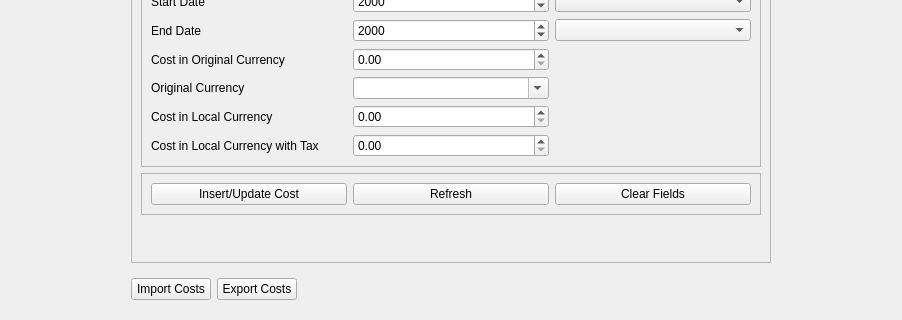
The window that ui/CostsTab.ui (CS-4820-Library-Project/COUNTER-5-Report-Tool-2020-5.0) describes before a commit, drawn with Qt 5; both pictures show x 0 to 902 and y 232 to 552 of the 902 by 552 pixel window.
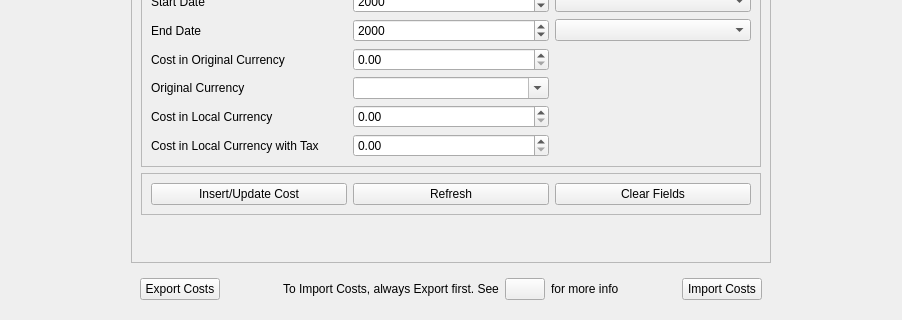
The same window after the commit. Icons and pictures are not drawn.

Patch:
```diff
--- a/ui/CostsTab.ui
+++ b/ui/CostsTab.ui
@@ -347,22 +347,6 @@
       <item>
        <widget class="QFrame" name="frame_6">
         <layout class="QHBoxLayout" name="horizontalLayout_4">
-         <property name="leftMargin">
-          <number>0</number>
-         </property>
-         <item>
-          <widget class="QPushButton" name="costs_import_costs_button">
-           <property name="sizePolicy">
-            <sizepolicy hsizetype="Fixed" vsizetype="Fixed">
-             <horstretch>0</horstretch>
-             <verstretch>0</verstretch>
-            </sizepolicy>
-           </property>
-           <property name="text">
-            <string>Import Costs</string>
-           </property>
-          </widget>
-         </item>
          <item>
           <widget class="QPushButton" name="export_costs_button">
            <property name="sizePolicy">
@@ -389,6 +373,63 @@
            </property>
           </spacer>
          </item>
+         <item>
+          <widget class="QLabel" name="label_4">
+           <property name="text">
+            <string>To Import Costs, always Export first. See</string>
+           </property>
+          </widget>
+         </item>
+         <item>
+          <widget class="QPushButton" name="import_help_button">
+           <property name="sizePolicy">
+            <sizepolicy hsizetype="Fixed" vsizetype="Fixed">
+             <horstretch>0</horstretch>
+             <verstretch>0</verstretch>
+            </sizepolicy>
+           </property>
+           <property name="text">
+            <string/>
+           </property>
+           <property name="icon">
+            <iconset resource="../Resources.qrc">
+             <normaloff>:/ui/resources/help_icon.png</normaloff>:/ui/resources/help_icon.png</iconset>
+           </property>
+          </widget>
+         </item>
+         <item>
+          <widget class="QLabel" name="label_5">
+           <property name="text">
+            <string>for more info</string>
+           </property>
+          </widget>
+         </item>
+         <item>
+          <spacer name="horizontalSpacer_5">
+           <property name="orientation">
+            <enum>Qt::Horizontal</enum>
+           </property>
+           <property name="sizeHint" stdset="0">
+            <size>
+             <width>40</width>
+             <height>20</height>
+            </size>
+           </property>
+          </spacer>
+         </item>
+         <item>
+          <widget class="QPushButton" name="costs_import_costs_button">
+           <property name="sizePolicy">
+            <sizepolicy hsizetype="Fixed" vsizetype="Fixed">
+             <horstretch>0</horstretch>
+             <verstretch>0</verstretch>
+            </sizepolicy>
+           </property>
+           <property name="text">
+            <string>Import Costs</string>
+           </property>
+          </widget>
+         </item>
         </layout>
        </widget>
       </item>
```
Left out of the diff: 2 changed lines with no effect on the pictures.
